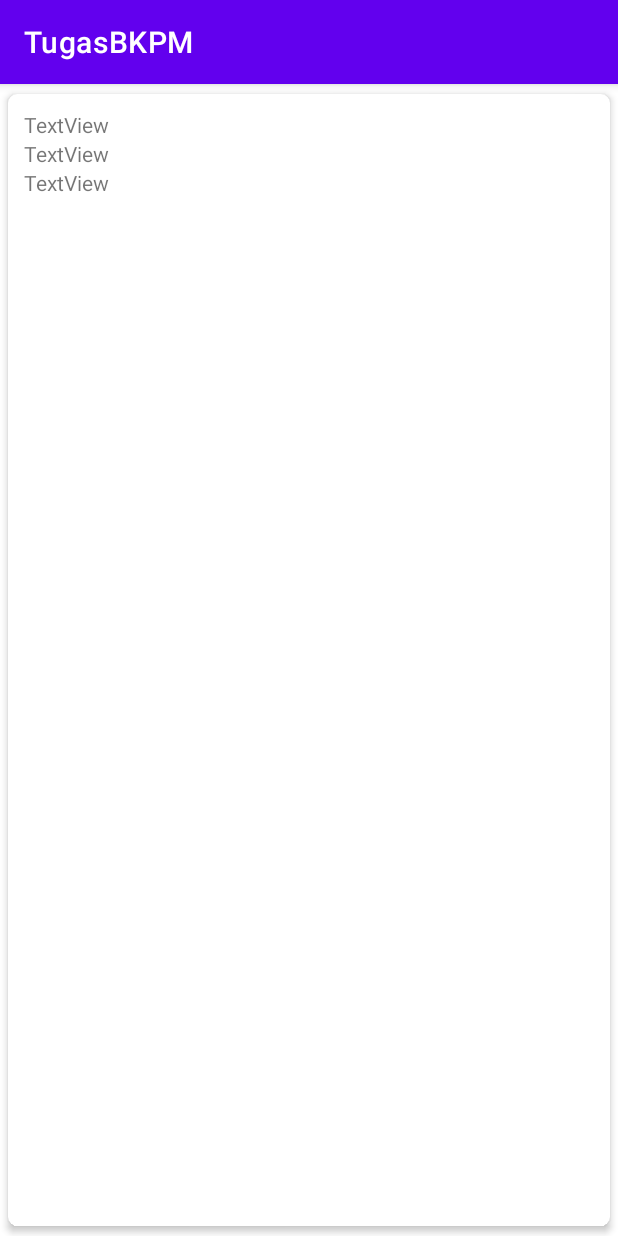
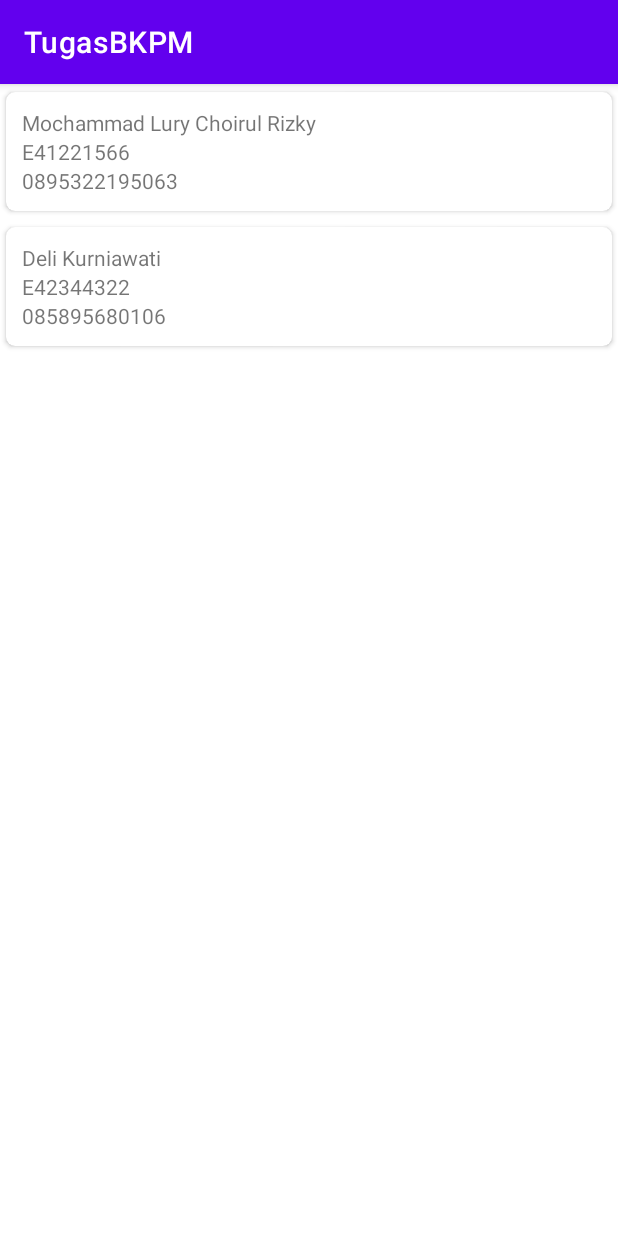
Before and after one commit to SiTelur/TugasBKPMMobile, an Android app: the RecycleViewActivity screen opened directly, with no data from a screen before it, on a phone screen of 412 x 824 dp. Run offline under Robolectric (Android 15) with nearby library versions, the phone set to English and light mode, and no system bars.

Commit message:
Recycle View

```diff
--- a/app/src/main/AndroidManifest.xml
+++ b/app/src/main/AndroidManifest.xml
@@ -18,8 +18,8 @@
             android:name=".ListViewActivity"
             android:exported="true" />
         <activity
-            android:name=".RecycleViewActivity"
-            android:exported="false" />
+            android:name=".RecycleView.RecycleViewActivity"
+            android:exported="true" />
         <activity
             android:name=".RelativeLayout"
             android:exported="true" />
--- /dev/null
+++ b/app/src/main/java/com/example/tugasbkpm/RecycleView/RecycleViewActivity.java
@@ -0,0 +1,45 @@
+package com.example.tugasbkpm.RecycleView;
+
+import androidx.appcompat.app.AppCompatActivity;
+import androidx.recyclerview.widget.LinearLayoutManager;
+import androidx.recyclerview.widget.RecyclerView;
+
+import android.os.Bundle;
+
+import com.example.tugasbkpm.LinearLayout;
+import com.example.tugasbkpm.R;
+import com.example.tugasbkpm.model.Mahasiswa;
+import com.example.tugasbkpm.model.MahasiswaAdapter;
+
+import java.util.ArrayList;
+
+public class RecycleViewActivity extends AppCompatActivity {
+    private RecyclerView recyclerView;
+    private MahasiswaAdapter adapter;
+    private ArrayList<Mahasiswa> MahasiswaArrayList;
+
+    @Override
+    protected void onCreate(Bundle savedInstanceState) {
+        super.onCreate(savedInstanceState);
+        setContentView(R.layout.activity_recycle_view);
+addData();
+        recyclerView = findViewById(R.id.rv);
+
+        adapter = new MahasiswaAdapter(MahasiswaArrayList);
+
+        RecyclerView.LayoutManager layoutManager = new LinearLayoutManager(RecycleViewActivity.this);
+
+        recyclerView.setLayoutManager(layoutManager);
+
+        recyclerView.setAdapter(adapter);
+
+    }
+
+    private void addData(){
+        MahasiswaArrayList = new ArrayList<>();
+        MahasiswaArrayList.add(new Mahasiswa("E41221566","Mochammad Lury Choirul Rizky","0895322195063"));
+        MahasiswaArrayList.add(new Mahasiswa("E42344322","Deli Kurniawati","085895680106"));
+    }
+
+
+}
--- a/app/src/main/java/com/example/tugasbkpm/RecycleViewActivity.java
+++ /dev/null
@@ -1,14 +0,0 @@
-package com.example.tugasbkpm;
-
-import androidx.appcompat.app.AppCompatActivity;
-
-import android.os.Bundle;
-
-public class RecycleViewActivity extends AppCompatActivity {
-
-    @Override
-    protected void onCreate(Bundle savedInstanceState) {
-        super.onCreate(savedInstanceState);
-        setContentView(R.layout.activity_recycle_view);
-    }
-}
--- a/app/src/main/java/com/example/tugasbkpm/model/MahasiswaAdapter.java
+++ b/app/src/main/java/com/example/tugasbkpm/model/MahasiswaAdapter.java
@@ -1,7 +1,55 @@
 package com.example.tugasbkpm.model;
 
+import android.view.LayoutInflater;
+import android.view.View;
+import android.view.ViewGroup;
+import android.widget.Adapter;
+import android.widget.TextView;
+
+import androidx.annotation.NonNull;
 import androidx.recyclerview.widget.RecyclerView;
 
-public class MahasiswaAdapter{
+import com.example.tugasbkpm.R;
 
+import java.util.ArrayList;
+
+public class MahasiswaAdapter extends RecyclerView.Adapter<MahasiswaAdapter.MahasiswaViewHolder>{
+
+    private ArrayList<Mahasiswa> dataList;
+
+    public MahasiswaAdapter(ArrayList<Mahasiswa>dataList){
+        this.dataList = dataList;
+    }
+
+
+    @NonNull
+    @Override
+    public MahasiswaViewHolder onCreateViewHolder(@NonNull ViewGroup parent, int viewType) {
+        LayoutInflater layoutInflater = LayoutInflater.from(parent.getContext());
+        View view = layoutInflater.inflate(R.layout.list_item, parent, false);
+        return  new MahasiswaViewHolder(view);
+    }
+
+    @Override
+    public void onBindViewHolder(@NonNull MahasiswaViewHolder holder, int position) {
+        holder.txtNama.setText(dataList.get(position).getNama());
+        holder.txtNIM.setText(dataList.get(position).getNim());
+        holder.txtNOHP.setText(dataList.get(position).getNohp());
+    }
+
+    @Override
+    public int getItemCount() {
+        return (dataList != null)? dataList.size(): 0 ;
+    }
+
+    public class MahasiswaViewHolder extends RecyclerView.ViewHolder {
+
+        private TextView txtNama,txtNIM,txtNOHP;
+        public MahasiswaViewHolder(@NonNull View itemView) {
+            super(itemView);
+            txtNama = itemView.findViewById(R.id.txtNama);
+            txtNIM = itemView.findViewById(R.id.txtNIM);
+            txtNOHP = itemView.findViewById(R.id.txtnohp);
+        }
+    }
 }
--- a/app/src/main/res/layout/activity_recycle_view.xml
+++ b/app/src/main/res/layout/activity_recycle_view.xml
@@ -1,37 +1,8 @@
 <?xml version="1.0" encoding="utf-8"?>
-<androidx.cardview.widget.CardView xmlns:android="http://schemas.android.com/apk/res/android"
+<androidx.recyclerview.widget.RecyclerView xmlns:android="http://schemas.android.com/apk/res/android"
     xmlns:app="http://schemas.android.com/apk/res-auto"
     xmlns:tools="http://schemas.android.com/tools"
+    android:id="@+id/rv"
     android:layout_width="match_parent"
     android:layout_height="match_parent"
-    app:cardCornerRadius="6dp"
-    app:cardElevation="3dp"
-    app:cardUseCompatPadding="true"
-    tools:context=".RecycleViewActivity">
-
-    <LinearLayout
-        android:layout_width="match_parent"
-        android:layout_height="match_parent"
-        android:layout_margin="5dp"
-        android:orientation="vertical"
-        android:padding="5dp">
-
-        <TextView
-            android:id="@+id/textView3"
-            android:layout_width="match_parent"
-            android:layout_height="wrap_content"
-            android:text="TextView" />
-
-        <TextView
-            android:id="@+id/textView5"
-            android:layout_width="match_parent"
-            android:layout_height="wrap_content"
-            android:text="TextView" />
-
-        <TextView
-            android:id="@+id/textView6"
-            android:layout_width="match_parent"
-            android:layout_height="wrap_content"
-            android:text="TextView" />
-    </LinearLayout>
-</androidx.cardview.widget.CardView>
+    tools:context=".RecycleView.RecycleViewActivity" />
--- /dev/null
+++ b/app/src/main/res/layout/list_item.xml
@@ -0,0 +1,35 @@
+<?xml version="1.0" encoding="utf-8"?>
+<androidx.cardview.widget.CardView xmlns:android="http://schemas.android.com/apk/res/android"
+    xmlns:app="http://schemas.android.com/apk/res-auto"
+    android:layout_width="match_parent"
+    android:layout_height="wrap_content"
+    android:elevation="3dp"
+    app:cardCornerRadius="6dp"
+    app:cardUseCompatPadding="true">
+
+    <LinearLayout
+        android:layout_width="match_parent"
+        android:layout_height="wrap_content"
+        android:layout_margin="5dp"
+        android:orientation="vertical"
+        android:padding="5dp">
+
+        <TextView
+            android:id="@+id/txtNama"
+            android:layout_width="match_parent"
+            android:layout_height="wrap_content"
+            android:text="TextView" />
+
+        <TextView
+            android:id="@+id/txtNIM"
+            android:layout_width="match_parent"
+            android:layout_height="wrap_content"
+            android:text="TextView" />
+
+        <TextView
+            android:id="@+id/txtnohp"
+            android:layout_width="match_parent"
+            android:layout_height="wrap_content"
+            android:text="TextView" />
+    </LinearLayout>
+</androidx.cardview.widget.CardView>
```
